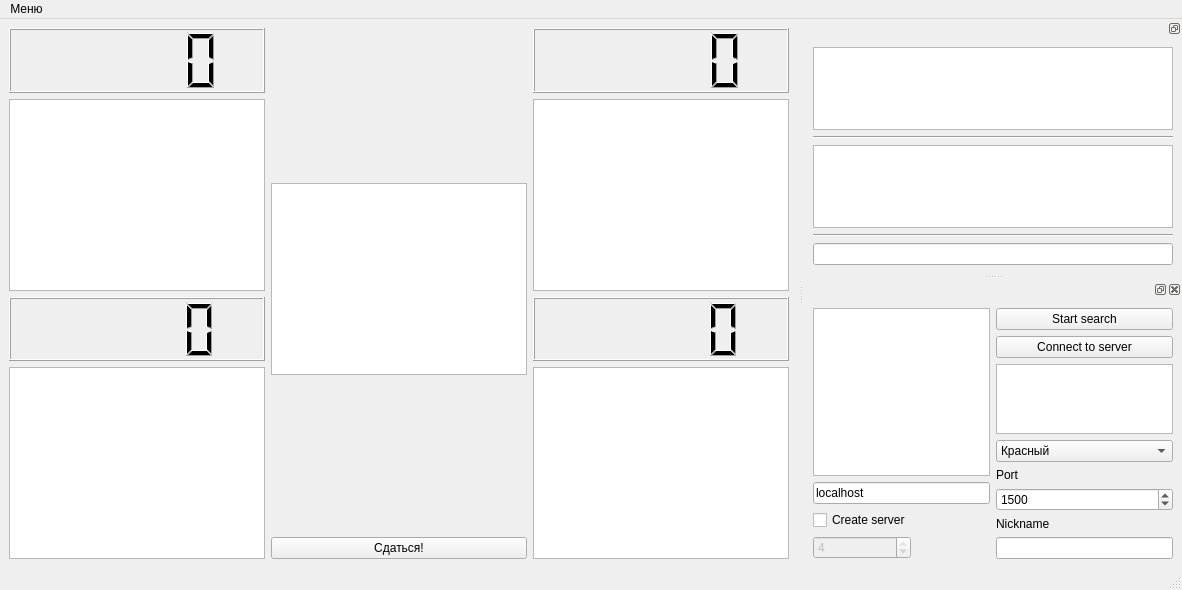
Qt form racingForm.ui (Anna-Sent/qblokus2) before a commit.
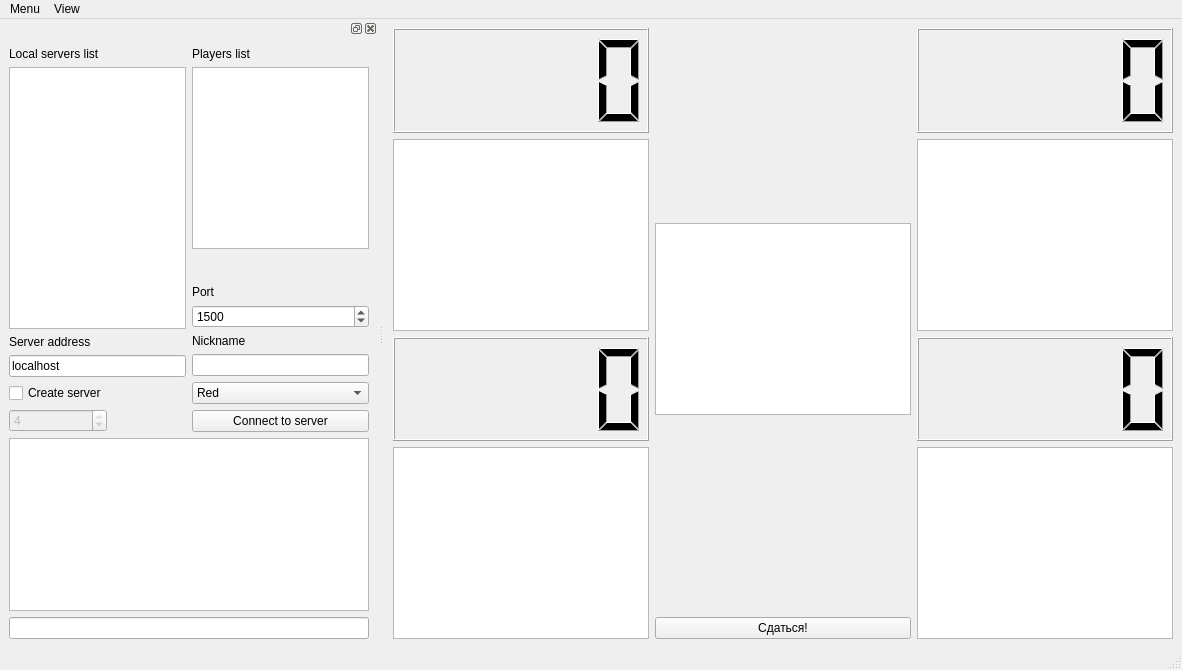
The same form after that commit.

Diff of the .ui file:
```diff
--- a/racingForm.ui
+++ b/racingForm.ui
@@ -7,15 +7,15 @@
     <x>0</x>
     <y>0</y>
     <width>1182</width>
-    <height>590</height>
+    <height>670</height>
    </rect>
   </property>
   <property name="windowTitle">
    <string>QBLOKUS</string>
   </property>
   <widget class="QWidget" name="centralwidget">
-   <layout class="QHBoxLayout" name="horizontalLayout">
-    <item>
+   <layout class="QGridLayout" name="gridLayout_11">
+    <item row="0" column="0">
      <layout class="QGridLayout" name="gridLayout">
       <property name="sizeConstraint">
        <enum>QLayout::SetFixedSize</enum>
@@ -104,14 +104,21 @@
    </property>
    <widget class="QMenu" name="menu">
     <property name="title">
-     <string>Меню</string>
+     <string>Menu</string>
     </property>
     <addaction name="actionStartGame"/>
     <addaction name="actionDisconnectFromServer"/>
     <addaction name="separator"/>
-    <addaction name="actionExit"/>
+    <addaction name="actionQuit"/>
+   </widget>
+   <widget class="QMenu" name="menuView">
+    <property name="title">
+     <string>View</string>
+    </property>
+    <addaction name="actionConnectionWindow"/>
    </widget>
    <addaction name="menu"/>
+   <addaction name="menuView"/>
   </widget>
   <widget class="QStatusBar" name="statusbar"/>
   <widget class="QDockWidget" name="dockWidget">
@@ -119,50 +126,14 @@
     <bool>false</bool>
    </property>
    <property name="features">
-    <set>QDockWidget::DockWidgetFloatable|QDockWidget::DockWidgetMovable</set>
+    <set>QDockWidget::AllDockWidgetFeatures</set>
    </property>
    <attribute name="dockWidgetArea">
-    <number>2</number>
+    <number>1</number>
    </attribute>
    <widget class="QWidget" name="dockWidgetContents">
-    <layout class="QGridLayout" name="gridLayout_9">
-     <item row="4" column="0">
-      <widget class="QLineEdit" name="lineEdit"/>
-     </item>
-     <item row="0" column="0">
-      <widget class="QListWidget" name="listWidget"/>
-     </item>
-     <item row="1" column="0">
-      <widget class="Line" name="line">
-       <property name="orientation">
-        <enum>Qt::Horizontal</enum>
-       </property>
-      </widget>
-     </item>
-     <item row="2" column="0">
-      <widget class="QTextEdit" name="textEdit">
-       <property name="readOnly">
-        <bool>true</bool>
-       </property>
-      </widget>
-     </item>
-     <item row="3" column="0">
-      <widget class="Line" name="line_2">
-       <property name="orientation">
-        <enum>Qt::Horizontal</enum>
-       </property>
-      </widget>
-     </item>
-    </layout>
-   </widget>
-  </widget>
-  <widget class="QDockWidget" name="dockWidget_3">
-   <attribute name="dockWidgetArea">
-    <number>2</number>
-   </attribute>
-   <widget class="QWidget" name="dockWidgetContents_3">
     <layout class="QGridLayout" name="gridLayout_10">
-     <item row="0" column="0">
+     <item row="2" column="0">
       <layout class="QGridLayout" name="gridLayout_7">
        <property name="sizeConstraint">
         <enum>QLayout::SetMaximumSize</enum>
@@ -171,10 +142,10 @@
         <layout class="QGridLayout" name="gridLayout_4">
          <item row="0" column="0">
           <layout class="QGridLayout" name="gridLayout_2">
-           <item row="0" column="0">
+           <item row="1" column="0">
             <widget class="QListWidget" name="lwServersList"/>
            </item>
-           <item row="2" column="0">
+           <item row="5" column="0">
             <layout class="QGridLayout" name="gridLayout_3">
              <item row="0" column="0">
               <widget class="QCheckBox" name="cbCreateServer">
@@ -214,57 +185,53 @@
              </item>
             </layout>
            </item>
-           <item row="1" column="0">
-            <widget class="QLineEdit" name="leServerIP">
+           <item row="3" column="0">
+            <widget class="QLineEdit" name="leServerAddress">
              <property name="text">
               <string>localhost</string>
              </property>
             </widget>
            </item>
+           <item row="0" column="0">
+            <widget class="QLabel" name="lServersList">
+             <property name="text">
+              <string>Local servers list</string>
+             </property>
+            </widget>
+           </item>
+           <item row="2" column="0">
+            <widget class="QLabel" name="lServerAddress">
+             <property name="text">
+              <string>Server address</string>
+             </property>
+            </widget>
+           </item>
           </layout>
          </item>
         </layout>
        </item>
        <item row="0" column="1">
         <layout class="QGridLayout" name="gridLayout_6">
-         <item row="0" column="0">
-          <layout class="QGridLayout" name="gridLayout_5">
-           <item row="0" column="0">
-            <widget class="QPushButton" name="pbSearch">
-             <property name="text">
-              <string>Start search</string>
-             </property>
-            </widget>
-           </item>
-           <item row="1" column="0">
-            <widget class="QPushButton" name="pbConnect">
-             <property name="text">
-              <string>Connect to server</string>
-             </property>
-            </widget>
-           </item>
-          </layout>
-         </item>
          <item row="4" column="0">
           <layout class="QGridLayout" name="gridLayout_8">
-           <item row="0" column="0">
+           <item row="1" column="0">
             <widget class="QLabel" name="lPort">
              <property name="text">
               <string>Port</string>
              </property>
             </widget>
            </item>
-           <item row="2" column="0">
+           <item row="4" column="0">
             <widget class="QLabel" name="lNickname">
              <property name="text">
               <string>Nickname</string>
              </property>
             </widget>
            </item>
-           <item row="3" column="0">
+           <item row="5" column="0">
             <widget class="QLineEdit" name="leNickname"/>
            </item>
-           <item row="1" column="0">
+           <item row="2" column="0">
             <widget class="QSpinBox" name="sbPort">
              <property name="minimum">
               <number>1024</number>
@@ -277,6 +244,37 @@
              </property>
             </widget>
            </item>
+           <item row="8" column="0">
+            <widget class="QPushButton" name="pbConnect">
+             <property name="text">
+              <string>Connect to server</string>
+             </property>
+            </widget>
+           </item>
+           <item row="7" column="0">
+            <widget class="QComboBox" name="cbColor">
+             <item>
+              <property name="text">
+               <string>Red</string>
+              </property>
+             </item>
+             <item>
+              <property name="text">
+               <string>Yellow</string>
+              </property>
+             </item>
+             <item>
+              <property name="text">
+               <string>Green</string>
+              </property>
+             </item>
+             <item>
+              <property name="text">
+               <string>Blue</string>
+              </property>
+             </item>
+            </widget>
+           </item>
           </layout>
          </item>
          <item row="2" column="0">
@@ -292,34 +290,13 @@
            </property>
           </spacer>
          </item>
-         <item row="3" column="0">
-          <widget class="QComboBox" name="comboBox">
-           <item>
-            <property name="text">
-             <string>Красный</string>
-            </property>
-           </item>
-           <item>
-            <property name="text">
-             <string>Желтый</string>
-            </property>
-           </item>
-           <item>
-            <property name="text">
-             <string>Зеленый</string>
-            </property>
-           </item>
-           <item>
-            <property name="text">
-             <string>Синий</string>
-            </property>
-           </item>
-          </widget>
-         </item>
          <item row="1" column="0">
-          <widget class="QTextEdit" name="textEdit_2">
-           <property name="readOnly">
-            <bool>true</bool>
+          <widget class="QListWidget" name="lwPlayersList"/>
+         </item>
+         <item row="0" column="0">
+          <widget class="QLabel" name="lPlayersList">
+           <property name="text">
+            <string>Players list</string>
            </property>
           </widget>
          </item>
@@ -327,6 +304,16 @@
        </item>
       </layout>
      </item>
+     <item row="4" column="0">
+      <widget class="QTextEdit" name="textEdit">
+       <property name="readOnly">
+        <bool>true</bool>
+       </property>
+      </widget>
+     </item>
+     <item row="5" column="0">
+      <widget class="QLineEdit" name="lineEdit"/>
+     </item>
     </layout>
    </widget>
   </widget>
```
Left out of the diff: 138 changed lines with no effect on the pictures.
